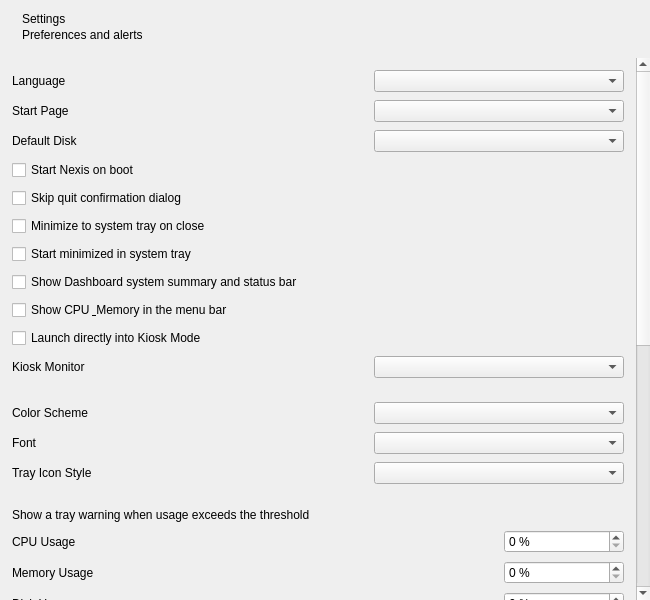
Old version of the form shared/nexis/Pages/Settings/settings_page.ui in the repository s4solutionsllc/Nexis.
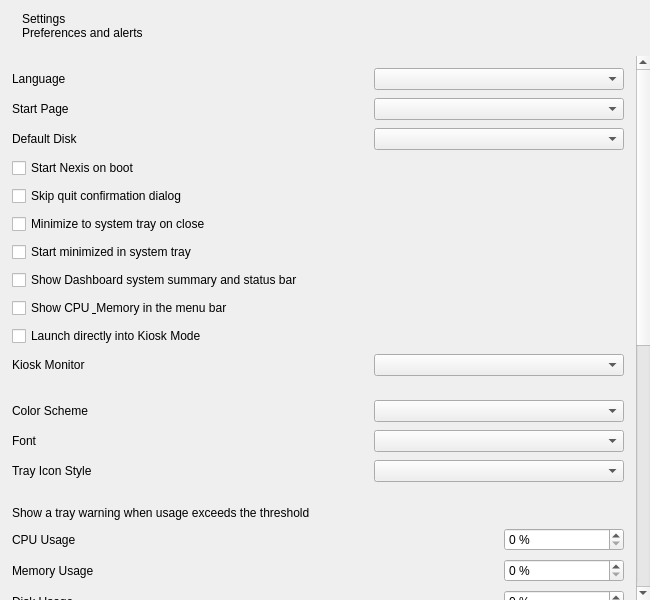
New version of the form.

Commit message: fix(settings): pin page-header row/accent size policy to prevent oversizing (SSO-14781)

Diff of the .ui file:
```diff
--- a/shared/nexis/Pages/Settings/settings_page.ui
+++ b/shared/nexis/Pages/Settings/settings_page.ui
@@ -26,6 +26,12 @@
    <property name="bottomMargin"><number>0</number></property>
    <item>
     <widget class="QWidget" name="pageHeader" native="true">
+     <property name="sizePolicy">
+      <sizepolicy hsizetype="Preferred" vsizetype="Fixed">
+       <horstretch>0</horstretch>
+       <verstretch>0</verstretch>
+      </sizepolicy>
+     </property>
      <layout class="QHBoxLayout" name="pageHeaderLayout">
       <property name="leftMargin"><number>14</number></property>
       <property name="topMargin"><number>12</number></property>
@@ -39,7 +45,7 @@
       </item>
       <item>
        <layout class="QVBoxLayout" name="pageHeaderTextCol">
-        <property name="spacing"><number>2</number></property>
+        <property name="spacing"><number>0</number></property>
         <item>
          <widget class="QLabel" name="pageHeaderTitle">
           <property name="text"><string>Settings</string></property>
```
The commit also changes 2 other files.
